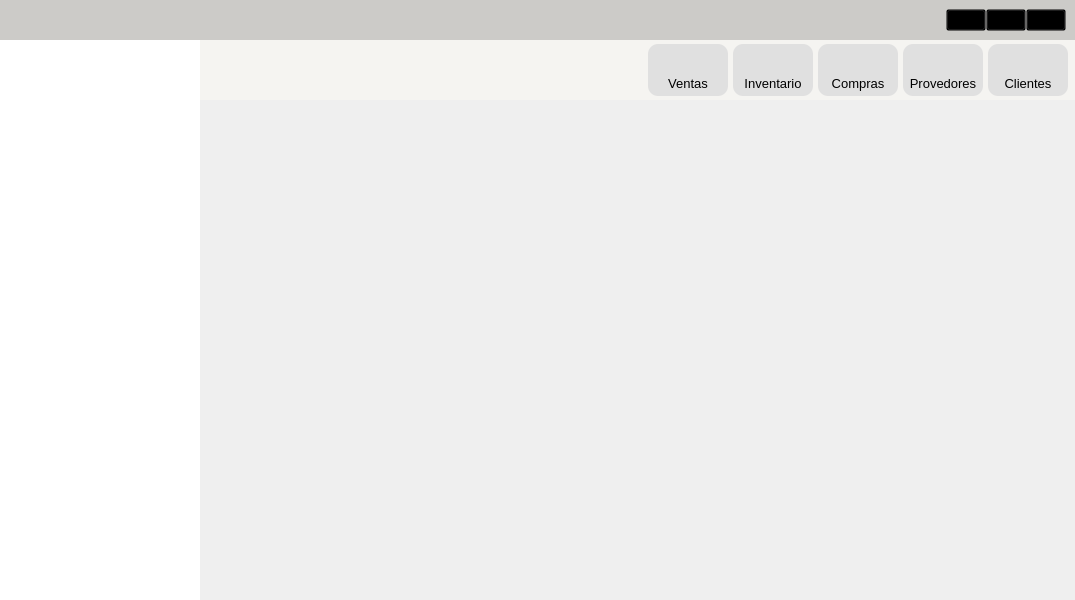
Qt form Project/frontend/ventana_principal_trabajo.ui (LAngelVp/SistemaPOS) before a commit.
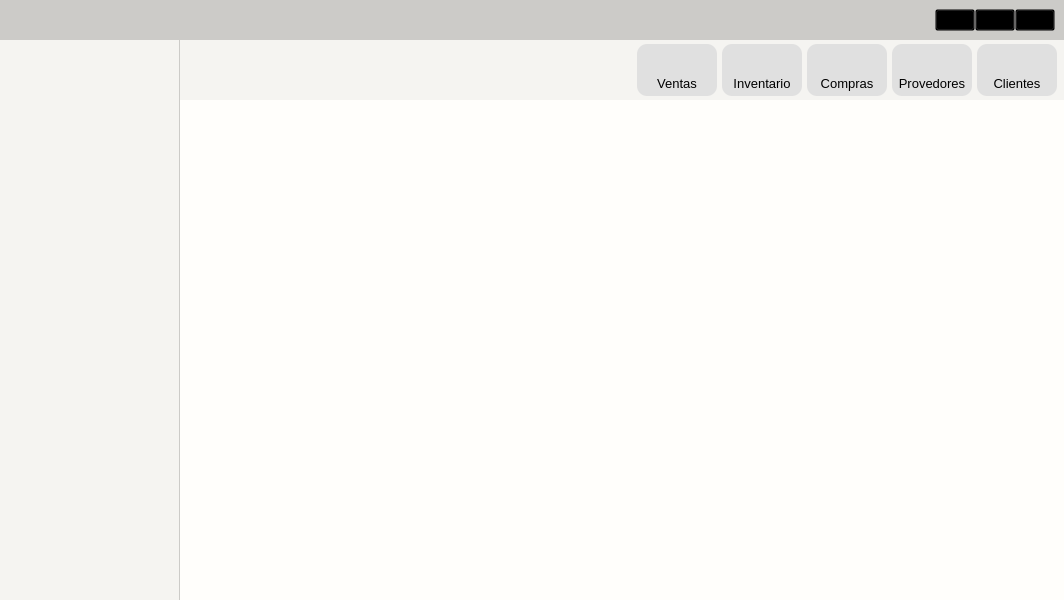
The same form after that commit. Icons and pictures are not drawn.

Commit message: Agregamos la funcionalidad del login, agregamos el ingreso a la ventana principal, ademas de las funcionalidades del movimiento de la ventana, interaccion con el abertura y cerradura de la ventana

```diff
--- a/Project/frontend/ventana_principal_trabajo.ui
+++ b/Project/frontend/ventana_principal_trabajo.ui
@@ -6,7 +6,7 @@
    <rect>
     <x>0</x>
     <y>0</y>
-    <width>1075</width>
+    <width>1064</width>
     <height>600</height>
    </rect>
   </property>
@@ -79,6 +79,13 @@
 }
 #btn_clientes:hover{
 background-color: rgb(212, 234, 247);
+}
+#panel_opciones_desplegable{
+background-color: rgb(245, 244, 241);
+border-right: 1px solid  rgb(204, 203, 200);
+}
+#panel_cuerpo{
+	background-color: rgb(255, 254, 251);
 }</string>
   </property>
   <widget class="QWidget" name="centralwidget">
@@ -99,7 +106,7 @@
      <number>0</number>
     </property>
     <item row="1" column="0">
-     <widget class="QWidget" name="widget" native="true">
+     <widget class="QWidget" name="panel_ventana" native="true">
       <property name="styleSheet">
        <string notr="true"/>
       </property>
@@ -120,21 +127,21 @@
         <number>0</number>
        </property>
        <item>
-        <widget class="QWidget" name="widget_2" native="true">
+        <widget class="QWidget" name="panel_opciones_desplegable" native="true">
          <property name="minimumSize">
           <size>
-           <width>200</width>
+           <width>180</width>
            <height>0</height>
           </size>
          </property>
          <property name="maximumSize">
           <size>
-           <width>250</width>
+           <width>180</width>
            <height>16777215</height>
           </size>
          </property>
          <property name="styleSheet">
-          <string notr="true">background-color: rgb(255, 255, 255);</string>
+          <string notr="true"/>
          </property>
         </widget>
        </item>
@@ -812,7 +819,7 @@
            </widget>
           </item>
           <item>
-           <widget class="QWidget" name="widget_5" native="true"/>
+           <widget class="QWidget" name="panel_cuerpo" native="true"/>
           </item>
          </layout>
         </widget>
```
The commit also changes 16 other files.
